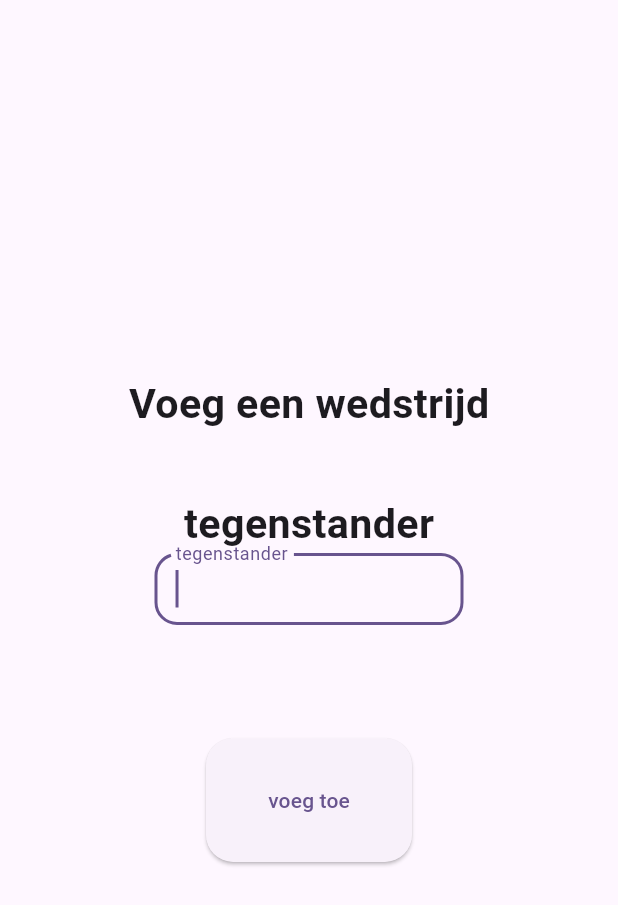
After one commit to qlavent/football_stats, a Flutter app: the AddGamePage screen opened directly, on a phone screen of 412 x 824 dp. The commit adds this screen. Shown: the top 905 px of the screen. Run offline on Flutter 3.47's test engine with Material 2 defaults, Android fonts, the light colour scheme and no system bars; our stand-ins replace cloud_firestore, firebase_core; missing offline and left inert: adaptive_scrollbar; accounts and stored records are empty.

Commit message:
can add games

```diff
--- /dev/null
+++ b/football_tracker/lib/games/add_game.dart
@@ -0,0 +1,116 @@
+import 'package:flutter/material.dart';
+import 'package:cloud_firestore/cloud_firestore.dart';
+
+class AddGamePage extends StatefulWidget {
+  const AddGamePage({super.key});
+
+  @override
+  State<AddGamePage> createState() => _AddGamePageState();
+}
+
+class _AddGamePageState extends State<AddGamePage> {
+  final TextEditingController firstNameController = TextEditingController();
+
+  @override
+  Widget build(BuildContext context) {
+    return Scaffold(
+      body: Center(
+        child: Column(
+          mainAxisAlignment: MainAxisAlignment.center,
+          crossAxisAlignment: CrossAxisAlignment.center,
+          children: <Widget>[
+            Text(
+              "Voeg een wedstrijd",
+              style: TextStyle(
+                fontSize: MediaQuery.of(context).size.width / 15,
+                fontWeight: FontWeight.bold,
+              ),
+            ),
+            SizedBox(
+              height: MediaQuery.of(context).size.height / 20,
+            ),
+            Text(
+              "tegenstander",
+              style: TextStyle(
+                fontSize: MediaQuery.of(context).size.width / 15,
+                fontWeight: FontWeight.bold,
+              ),
+            ),
+            SizedBox(
+              width: MediaQuery.of(context).size.width / 2,
+              height: MediaQuery.of(context).size.height / 10,
+              child: TextFormField(
+                autofocus: true,
+                controller: firstNameController,
+                keyboardType: TextInputType.emailAddress,
+                decoration: InputDecoration(
+                  labelText: 'tegenstander',
+                  border: OutlineInputBorder(
+                    borderRadius: BorderRadius.circular(15),
+                  ),
+                  contentPadding: const EdgeInsets.all(10),
+                  errorStyle: TextStyle(
+                    fontSize: MediaQuery.of(context).size.width / 25,
+                  ),
+                ),
+                style: TextStyle(
+                  fontSize: MediaQuery.of(context).size.width / 25,
+                ),
+              ),
+            ),
+            SizedBox(
+              height: MediaQuery.of(context).size.height / 20,
+            ),
+            SizedBox(
+              width: MediaQuery.of(context).size.width / 3,
+              height: MediaQuery.of(context).size.height / 10,
+              child: ElevatedButton(
+                onPressed: () {
+                  addGame(firstNameController.text.toString());
+                  Navigator.pop(context);
+                },
+                style: ButtonStyle(
+                  shape: MaterialStateProperty.all<RoundedRectangleBorder>(
+                    RoundedRectangleBorder(
+                      borderRadius: BorderRadius.circular(18.0),
+                    ),
+                  ),
+                ),
+                child: const Text("voeg toe"),
+              ),
+            ),
+          ],
+        ),
+      ),
+    );
+  }
+}
+
+Future<void> addGame(String opponent,
+    {int ownScore = 0,
+    int opponentScore = 0}) async {
+  CollectionReference gamesCol =
+      FirebaseFirestore.instance.collection('games');
+
+  final DocumentReference<dynamic> newDoc =
+      await gamesCol.add(<String, dynamic>{
+    'opponent': opponent,
+    'own score': ownScore,
+    'opponent score': opponentScore,
+    'players': <Map<String,dynamic>>[],
+    'scorers': <Map<String,dynamic>>[],
+  });
+
+  CollectionReference teamsCol = FirebaseFirestore.instance.collection('teams');
+  final document = await teamsCol.doc('mvc den derde helft').get();
+  final data = document.data() as Map<String, dynamic>;
+  List<dynamic> players = data['games'];
+  Map<String, dynamic> toAdd = <String, dynamic>{
+    'opponent': opponent,
+    'own score': ownScore,
+    'opponent score': opponentScore,
+    'game': newDoc,
+  };
+  players.add(toAdd);
+  teamsCol.doc('mvc den derde helft').update({'games': players});
+}
```
Also changed, not shown: football_tracker/lib/games/games.dart (+29 -9 lines), football_tracker/lib/games/match.dart (added, +195 -0 lines).
